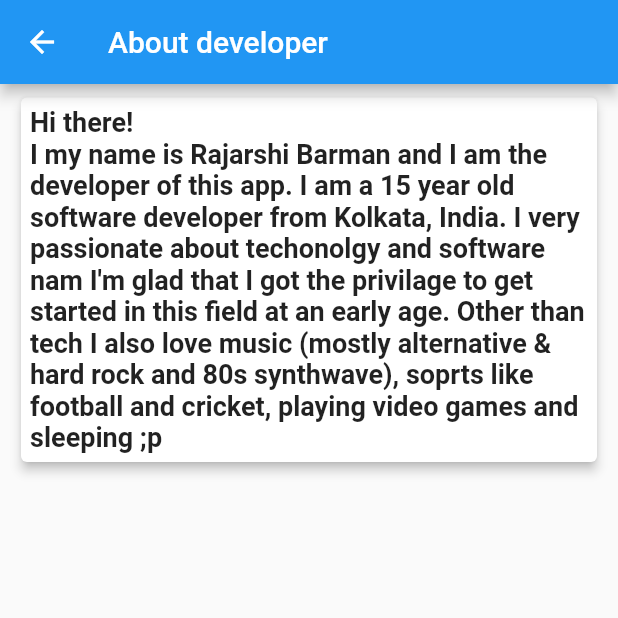
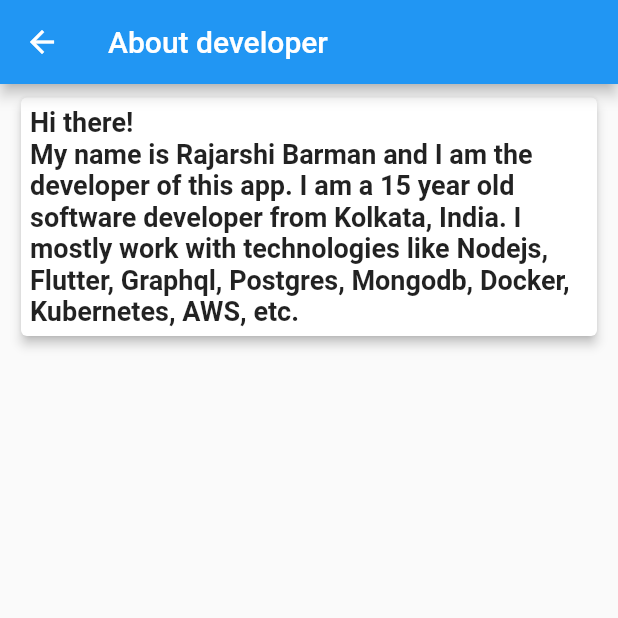
Before and after one commit to imhazard17/providerExample, a Flutter app: the AboutDeveloperScreen screen opened by its route, on a phone screen of 412 x 824 dp, the top half of it. Run offline on Flutter 3.47's test engine with Material 2 defaults, Android fonts, the phone set to English and light mode, and no system bars.

Commit message:
Made changes in about_dev_screen file

```diff
--- a/lib/screens/about_dev_screen.dart
+++ b/lib/screens/about_dev_screen.dart
@@ -14,7 +14,7 @@ class AboutDeveloperScreen extends StatelessWidget {
           child: Container(
             padding: const EdgeInsets.all(6),
             child: Text(
-              'Hi there!\nI my name is Rajarshi Barman and I am the developer of this app. I am a 15 year old software developer from Kolkata, India. I very passionate about techonolgy and software nam I\'m glad that I got the privilage to get started in this field at an early age. Other than tech I also love music (mostly alternative & hard rock and 80s synthwave), soprts like football and cricket, playing video games and sleeping ;p',
+              'Hi there!\nMy name is Rajarshi Barman and I am the developer of this app. I am a 15 year old software developer from Kolkata, India. I mostly work with technologies like Nodejs, Flutter, Graphql, Postgres, Mongodb, Docker, Kubernetes, AWS, etc.',
               style: TextStyle(fontSize: 18, fontWeight: FontWeight.w600),
             ),
           ),
```
